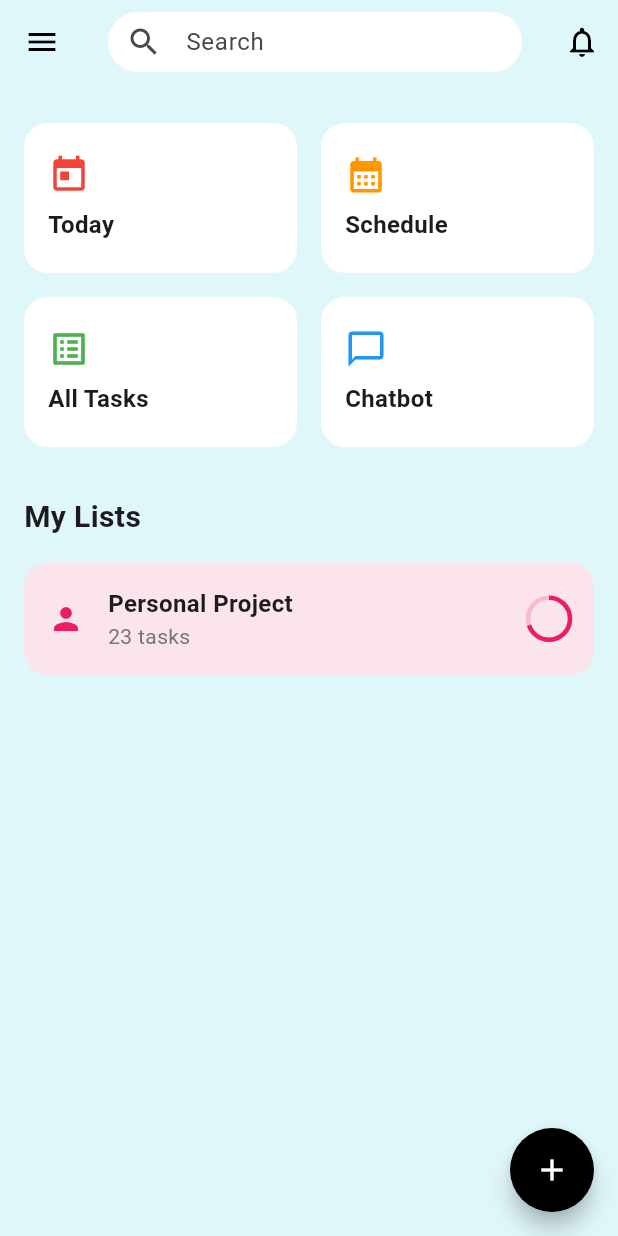
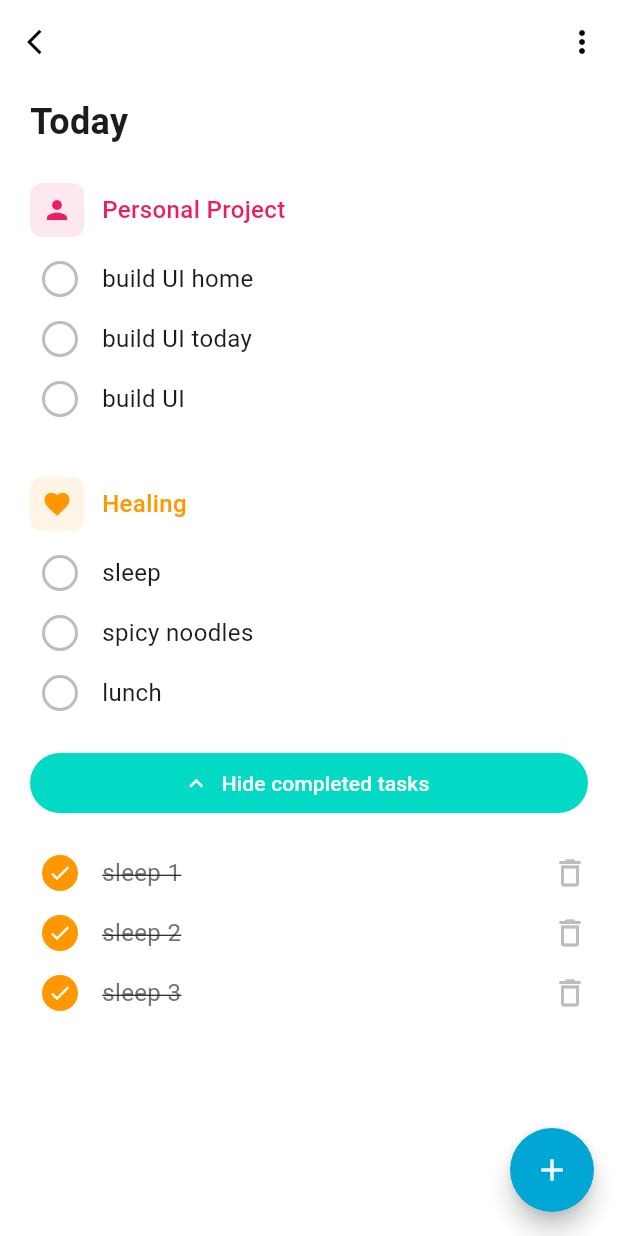
Before and after one commit to tttduong/flutter_reminder, a Flutter app: the Home screen opened directly, after a tap on "Today", on a phone screen of 412 x 824 dp. Run offline on Flutter 3.47's test engine with Material 3 defaults, Android fonts, the phone set to English and light mode, and no system bars; our stand-ins replace dash_chat_2, date_picker_timeline, get, get_storage, google_fonts; accounts and stored records are empty.

Commit message:
add list page

```diff
--- a/client/lib/consts.dart
+++ b/client/lib/consts.dart
@@ -1 +1,13 @@
+import 'package:flutter/material.dart';
+
 const FOREFRONT_API_KEY = "";
+
+class AppColors {
+  static const Color primary = Color(0xFF00A7D5);
+  static const Color secondary = Color(0xFF03DAC5);
+  static const Color background = Colors.white;
+  static const Color textColor = Colors.black;
+
+  static const Color buttonGray = Color.fromARGB(255, 221, 221, 221);
+  static const Color buttonWhiteText = Color(0xFFFFFFFF);
+}
--- /dev/null
+++ b/client/lib/model/category.dart
@@ -0,0 +1,17 @@
+// Model cho danh mục
+import 'package:flutter/material.dart';
+import 'package:flutter_to_do_app/model/task.dart';
+
+class Category {
+  final String title;
+  final Color color;
+  final IconData icon;
+  final List<Task> tasks;
+
+  Category({
+    required this.title,
+    required this.color,
+    required this.icon,
+    required this.tasks,
+  });
+}
--- a/client/lib/ui/home.dart
+++ b/client/lib/ui/home.dart
@@ -1,14 +1,31 @@
 import 'package:flutter/material.dart';
+import 'package:flutter_to_do_app/consts.dart';
+import 'package:flutter_to_do_app/ui/add_list.dart';
 import 'package:flutter_to_do_app/ui/add_task.dart';
 import 'package:flutter_to_do_app/ui/chat.dart';
 import 'package:flutter_to_do_app/ui/scheme.dart';
+import 'package:flutter_to_do_app/ui/today.dart';
 import 'package:flutter_to_do_app/ui/widgets/list_card.dart';
 import 'package:flutter_to_do_app/ui/widgets/menu_card.dart';
 import 'package:get/get.dart';
 import 'package:get/get_core/src/get_main.dart';
 
-class Home extends StatelessWidget {
+class Home extends StatefulWidget {
   const Home({Key? key}) : super(key: key);
+
+  @override
+  State<Home> createState() => _HomeState();
+}
+
+class _HomeState extends State<Home> {
+  void _showNewListBottomSheet() {
+    showModalBottomSheet(
+      context: context,
+      isScrollControlled: true,
+      backgroundColor: Colors.transparent,
+      builder: (context) => const NewListBottomSheet(),
+    );
+  }
 
   @override
   Widget build(BuildContext context) {
@@ -55,7 +72,9 @@ class Home extends StatelessWidget {
                     icon: Icons.today,
                     title: 'Today',
                     color: Colors.red,
-                    onTap: () {},
+                    onTap: () {
+                      Get.to(() => TodayPage());
+                    },
                   ),
                 ),
                 const SizedBox(width: 16),
@@ -96,12 +115,30 @@ class Home extends StatelessWidget {
               ],
             ),
             const SizedBox(height: 32),
+            Row(
+              mainAxisAlignment: MainAxisAlignment.spaceBetween,
+              children: [
                 const Text(
                   'My Lists',
                   style: TextStyle(
                     fontSize: 20,
                     fontWeight: FontWeight.bold,
                   ),
+                ),
+                IconButton(
+                  onPressed: _showNewListBottomSheet,
+                  style: IconButton.styleFrom(
+                    backgroundColor: AppColors.primary,
+                    shape: RoundedRectangleBorder(
+                      borderRadius: BorderRadius.circular(8), // Nút vuông
+                    ),
+                  ),
+                  icon: const Icon(
+                    Icons.add,
+                    color: Colors.white,
+                  ),
+                ),
+              ],
             ),
             const SizedBox(height: 16),
             ListCard(
@@ -118,10 +155,10 @@ class Home extends StatelessWidget {
           await Get.to(() => AddTaskPage());
         },
         shape: const CircleBorder(),
-        backgroundColor: Colors.black,
+        backgroundColor: AppColors.primary,
         child: const Icon(
           Icons.add,
-          color: Colors.white,
+          color: AppColors.buttonWhiteText,
         ),
       ),
     );
--- /dev/null
+++ b/client/lib/ui/today.dart
@@ -0,0 +1,264 @@
+import 'package:flutter/material.dart';
+import 'package:flutter_to_do_app/model/category.dart';
+import 'package:flutter_to_do_app/model/task.dart';
+import 'package:flutter_to_do_app/ui/add_task.dart';
+import 'package:get/get.dart';
+import 'package:flutter_to_do_app/consts.dart';
+
+class TodayPage extends StatefulWidget {
+  const TodayPage({Key? key}) : super(key: key);
+
+  @override
+  State<TodayPage> createState() => _TodayPageState();
+}
+
+class _TodayPageState extends State<TodayPage> {
+  // Các danh mục công việc
+  final List<Category> categories = [
+    Category(
+      title: 'Personal Project',
+      color: Colors.pink,
+      icon: Icons.person,
+      tasks: [
+        Task(title: 'build UI home', isCompleted: false),
+        Task(title: 'build UI today', isCompleted: false),
+        Task(title: 'build UI', isCompleted: false),
+      ],
+    ),
+    Category(
+      title: 'Healing',
+      color: Colors.orange,
+      icon: Icons.favorite,
+      tasks: [
+        Task(title: 'sleep', isCompleted: false),
+        Task(title: 'spicy noodles', isCompleted: false),
+        Task(title: 'lunch', isCompleted: false),
+      ],
+    ),
+  ];
+
+  // Công việc đã hoàn thành
+  final List<Task> completedTasks = [
+    Task(title: 'sleep 1', isCompleted: true),
+    Task(title: 'sleep 2', isCompleted: true),
+    Task(title: 'sleep 3', isCompleted: true),
+  ];
+
+  bool showCompletedTasks = true;
+
+  @override
+  Widget build(BuildContext context) {
+    return Scaffold(
+      backgroundColor: Colors.white,
+      appBar: AppBar(
+        backgroundColor: Colors.white,
+        elevation: 0,
+        leading: IconButton(
+          icon: Icon(
+            Icons.arrow_back_ios,
+            size: 20,
+            color: Get.isDarkMode ? Colors.white : Colors.black,
+          ),
+          onPressed: () {
+            Get.back();
+          },
+        ),
+        actions: [
+          IconButton(
+            icon: const Icon(Icons.more_vert, color: Colors.black),
+            onPressed: () {},
+          ),
+        ],
+      ),
+      body: SafeArea(
+        child: Column(
+          crossAxisAlignment: CrossAxisAlignment.start,
+          children: [
+            const Padding(
+              padding: EdgeInsets.symmetric(horizontal: 20, vertical: 8),
+              child: Text(
+                'Today',
+                style: TextStyle(
+                  fontSize: 24,
+                  fontWeight: FontWeight.bold,
+                ),
+              ),
+            ),
+            Expanded(
+              child: ListView(
+                padding: const EdgeInsets.symmetric(horizontal: 20),
+                children: [
+                  // Hiển thị danh sách công việc theo danh mục
+                  for (var category in categories) ...[
+                    _buildCategoryHeader(category),
+                    ...category.tasks.map((task) => _buildTaskItem(task)),
+                    const SizedBox(height: 16),
+                  ],
+
+                  // Nút ẩn/hiện công việc đã hoàn thành
+                  TextButton.icon(
+                    onPressed: () {
+                      setState(() {
+                        showCompletedTasks = !showCompletedTasks;
+                      });
+                    },
+                    icon: Icon(
+                      showCompletedTasks
+                          ? Icons.keyboard_arrow_up
+                          : Icons.keyboard_arrow_down,
+                      color: AppColors.buttonWhiteText,
+                    ),
+                    label: Text(
+                      'Hide completed tasks',
+                      style: TextStyle(
+                        color: AppColors.buttonWhiteText,
+                      ),
+                    ),
+                    style: TextButton.styleFrom(
+                      backgroundColor: AppColors.secondary,
+                      shape: RoundedRectangleBorder(
+                        borderRadius: BorderRadius.circular(20),
+                      ),
+                    ),
+                  ),
+
+                  // Hiển thị công việc đã hoàn thành
+                  if (showCompletedTasks) ...[
+                    const SizedBox(height: 16),
+                    ...completedTasks
+                        .map((task) => _buildCompletedTaskItem(task)),
+                  ],
+
+                  const SizedBox(height: 80), // Để tránh FAB che nội dung
+                ],
+              ),
+            ),
+          ],
+        ),
+      ),
+      floatingActionButton: FloatingActionButton(
+        onPressed: () async {
+          await Get.to(() => AddTaskPage());
+        },
+        shape: const CircleBorder(),
+        backgroundColor: AppColors.primary,
+        child: const Icon(
+          Icons.add,
+          color: Colors.white,
+        ),
+      ),
+    );
+  }
+
+  // Widget hiển thị tiêu đề danh mục
+  Widget _buildCategoryHeader(Category category) {
+    return Padding(
+      padding: const EdgeInsets.only(top: 16, bottom: 8),
+      child: Row(
+        children: [
+          Container(
+            padding: const EdgeInsets.all(8),
+            decoration: BoxDecoration(
+              color: category.color.withOpacity(0.1),
+              borderRadius: BorderRadius.circular(8),
+            ),
+            child: Icon(
+              category.icon,
+              color: category.color,
+              size: 20,
+            ),
+          ),
+          const SizedBox(width: 12),
+          Text(
+            category.title,
+            style: TextStyle(
+              color: category.color,
+              fontWeight: FontWeight.w500,
+              fontSize: 16,
+            ),
+          ),
+        ],
+      ),
+    );
+  }
+
+  // Widget hiển thị công việc chưa hoàn thành
+  Widget _buildTaskItem(Task task) {
+    return Padding(
+      padding: const EdgeInsets.symmetric(vertical: 8),
+      child: Row(
+        children: [
+          Container(
+            width: 24,
+            height: 24,
+            margin: const EdgeInsets.only(left: 8),
+            decoration: BoxDecoration(
+              shape: BoxShape.circle,
+              border: Border.all(
+                color: Colors.grey.shade400,
+                width: 2,
+              ),
+            ),
+          ),
+          const SizedBox(width: 16),
+          Text(
+            task.title,
+            style: const TextStyle(
+              fontSize: 16,
+            ),
+          ),
+        ],
+      ),
+    );
+  }
+
+  // Widget hiển thị công việc đã hoàn thành
+  Widget _buildCompletedTaskItem(Task task) {
+    return Padding(
+      padding: const EdgeInsets.symmetric(vertical: 8),
+      child: Row(
+        children: [
+          Container(
+            width: 24,
+            height: 24,
+            margin: const EdgeInsets.only(left: 8),
+            decoration: const BoxDecoration(
+              shape: BoxShape.circle,
+              color: Colors.orange,
+            ),
+            child: const Icon(
+              Icons.check,
+              size: 16,
+              color: Colors.white,
+            ),
+          ),
+          const SizedBox(width: 16),
+          Text(
+            task.title,
+            style: TextStyle(
+              fontSize: 16,
+              decoration: TextDecoration.lineThrough,
+              color: Colors.grey.shade600,
+            ),
+          ),
+          const Spacer(),
+          Icon(
+            Icons.delete_outline,
+            color: Colors.grey.shade400,
+          ),
+        ],
+      ),
+    );
+  }
+}
+
+// Model cho công việc
+// class Task {
+//   final String title;
+//   final bool isCompleted;
+
+//   Task({
+//     required this.title,
+//     required this.isCompleted,
+//   });
+// }
```
Also changed, not shown: client/lib/ui/add_list.dart (added, +216 -0 lines), client/lib/ui/all_task.dart (added), 1 other file. Lines whose indentation alone changed are shown as unchanged.
